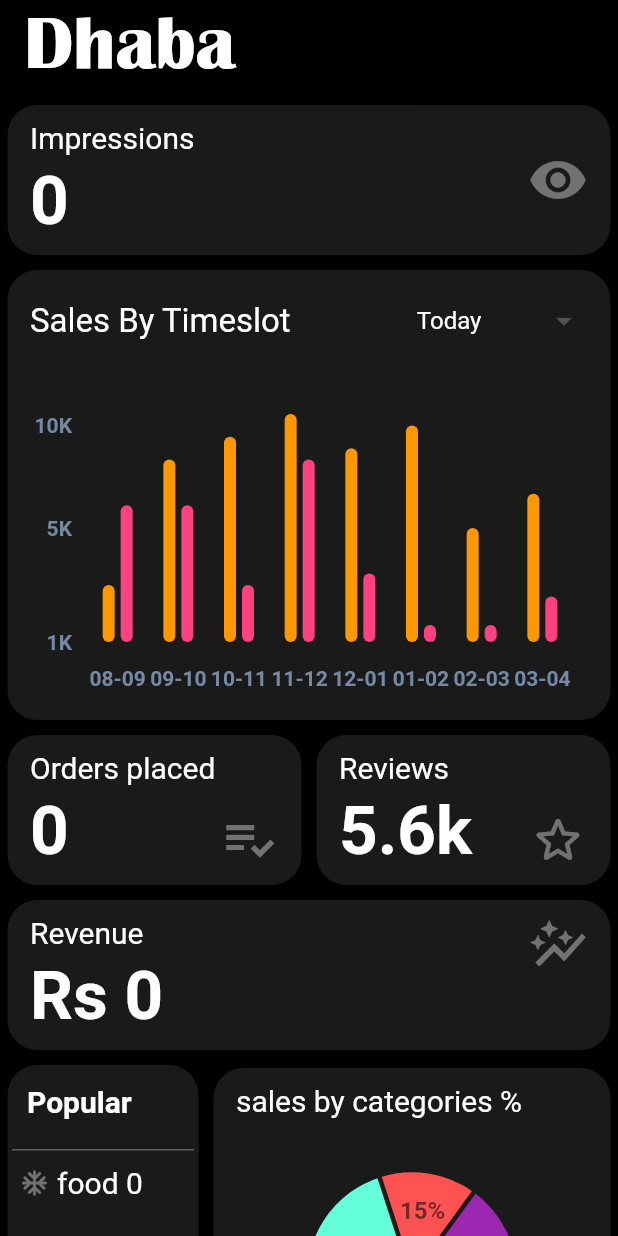
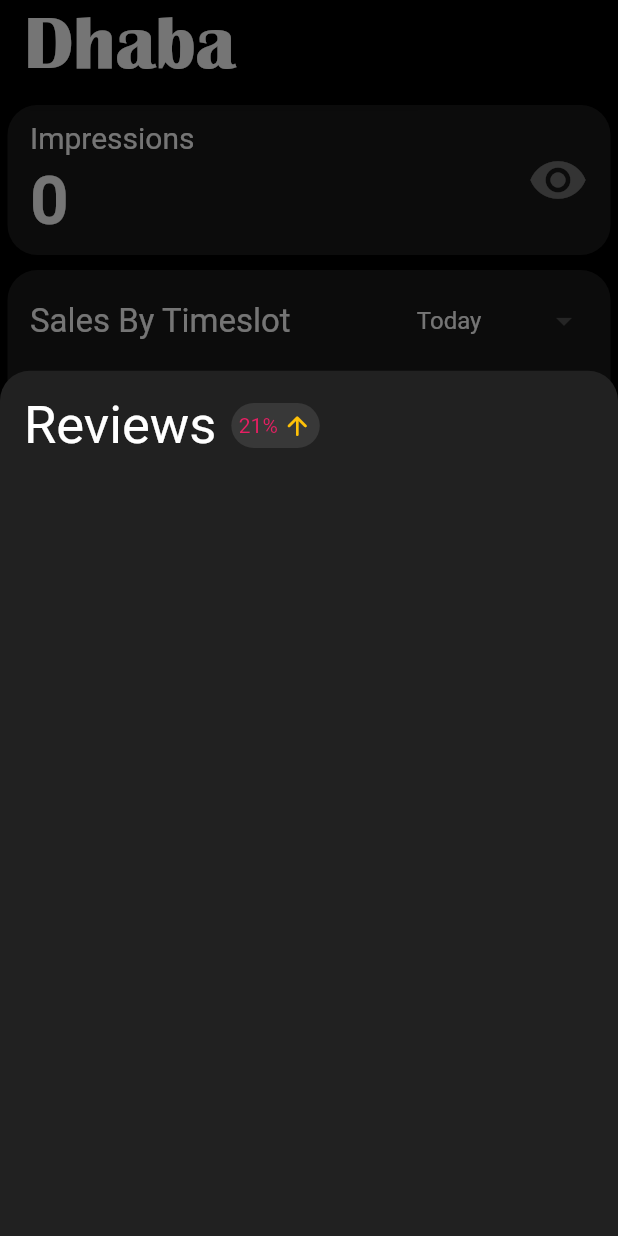
Before and after one commit to yousuf-4594/Blink-Employee, a Flutter app: the AnalyticsScreen screen opened directly with empty values, after a tap on "Reviews", on a phone screen of 412 x 824 dp. Run offline on Flutter 3.47's test engine with Material 2 defaults, Android fonts, the phone set to English and light mode, and no system bars; drawn by our look-alikes of fl_chart; our stand-ins replace animated_text_kit, flutter_slidable, google_fonts, google_nav_bar, smooth_page_indicator; missing offline and left inert: mysql_client.

Commit message:
temp commit

```diff
--- a/lib/screens/analytics_screen.dart
+++ b/lib/screens/analytics_screen.dart
@@ -120,7 +120,7 @@
             child: Column(
               crossAxisAlignment: CrossAxisAlignment.start,
               children: [
-                Text(
+                const Text(
                   'sales by categories %',
                   style: TextStyle(
                     color: Colors.white,
@@ -311,6 +311,66 @@
         child: InkWell(
           onTap: () {
             print('widget a pressed');
+
+            showModalBottomSheet(
+              context: context,
+              isScrollControlled: true,
+              backgroundColor: Colors.grey.shade900,
+              shape: RoundedRectangleBorder(
+                borderRadius: BorderRadius.vertical(top: Radius.circular(20)),
+              ),
+              builder: (BuildContext context) {
+                return SingleChildScrollView(
+                  child: Container(
+                    padding: EdgeInsets.all(16.0),
+                    height: MediaQuery.of(context).size.height * 0.7,
+                    width: MediaQuery.of(context).size.width,
+                    child: Column(
+                      crossAxisAlignment: CrossAxisAlignment.start,
+                      children: [
+                        Row(
+                          children: [
+                            Text(
+                              'Reviews',
+                              style: TextStyle(
+                                fontSize: 35,
+                                color: Colors.white,
+                              ),
+                            ),
+                            SizedBox(width: 10),
+                            Container(
+                              alignment: Alignment.center,
+                              padding: EdgeInsets.only(
+                                  left: 5, right: 5, top: 1, bottom: 1),
+                              height: 30,
+                              decoration: BoxDecoration(
+                                color: Colors.white10,
+                                borderRadius:
+                                    BorderRadius.all(Radius.circular(20)),
+                              ),
+                              child: Row(
+                                children: [
+                                  Text(
+                                    '21%',
+                                    style: TextStyle(color: Colors.pink),
+                                  ),
+                                  SizedBox(width: 3),
+                                  Icon(
+                                    Icons.arrow_upward_rounded,
+                                    size: 20,
+                                    color: Colors.amber,
+                                  ),
+                                ],
+                              ),
+                            ),
+                          ],
+                        )
+                      ],
+                    ),
+                  ),
+                );
+              },
+            );
           },
           borderRadius: BorderRadius.circular(20),
           child: Container(
@@ -450,15 +510,9 @@
         color: Colors.white10,
         borderRadius: BorderRadius.circular(20),
       ),
-      child: InkWell(
-        onTap: () {
-          print('widget a pressed');
-        },
-        borderRadius: BorderRadius.circular(20),
       child: Container(
         padding: EdgeInsets.only(top: 10, bottom: 10, left: 15, right: 15),
         child: BarChartSample2(),
-        ),
       ),
     );
   }
@@ -481,11 +535,6 @@
         color: Colors.white10,
         borderRadius: BorderRadius.circular(20),
       ),
-      child: InkWell(
-        onTap: () {
-          print('widget a pressed');
-        },
-        borderRadius: BorderRadius.circular(20),
       child: Container(
         padding: EdgeInsets.only(top: 10, bottom: 10, left: 15, right: 15),
         child: Row(
@@ -524,7 +573,6 @@
           ],
         ),
       ),
-      ),
     );
   }
 }
```
Lines whose indentation alone changed are shown as unchanged.
